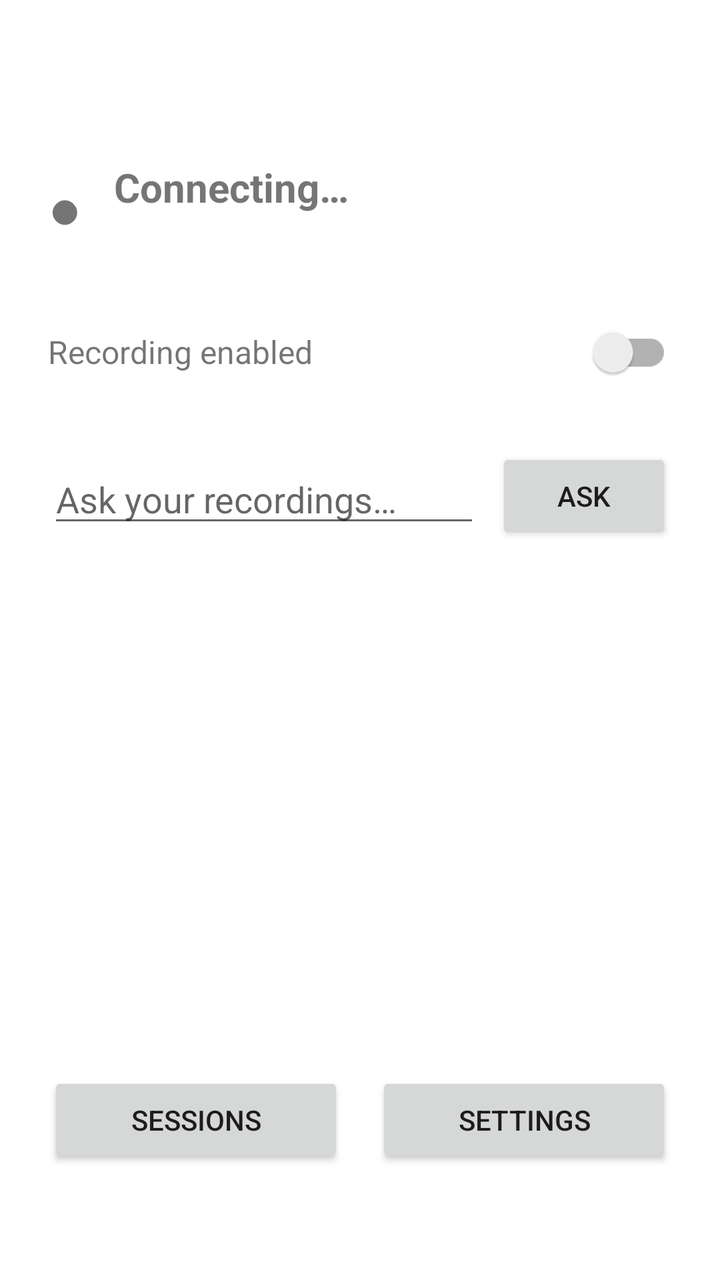
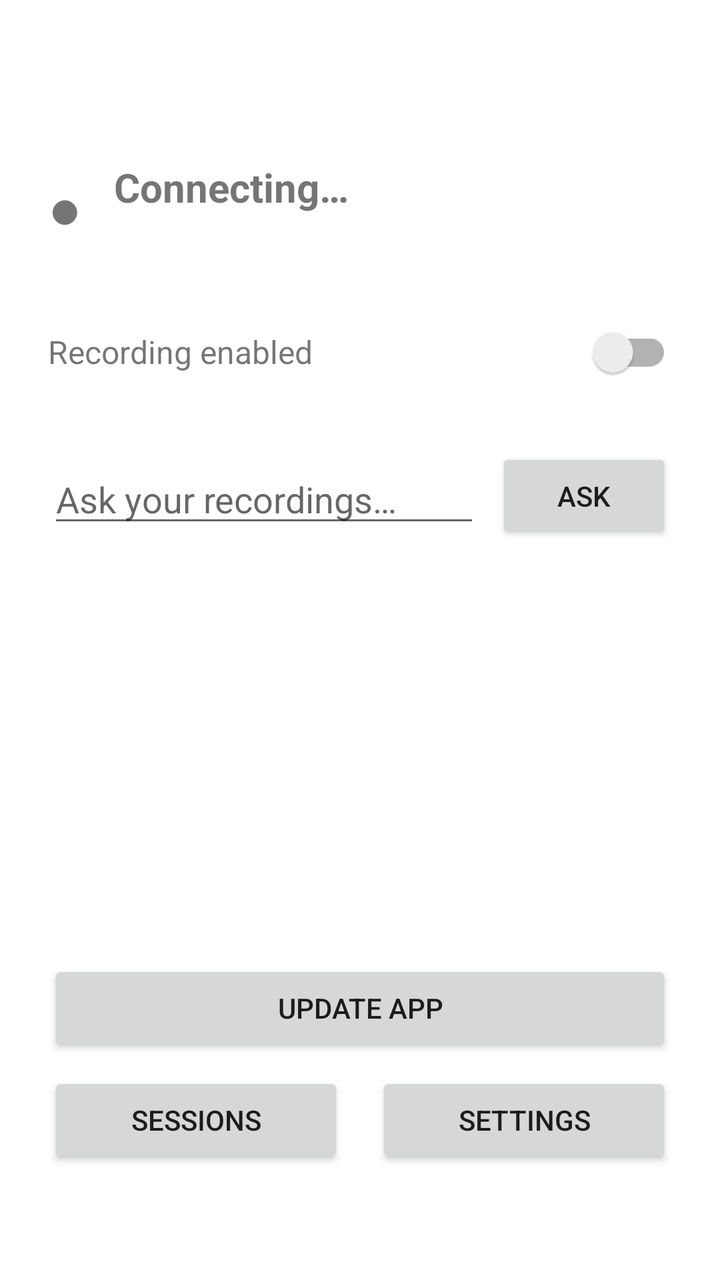

Two renders of the same Android screen: before a commit and after it. Below are the layout's source before the change and the commit's diff.
<!-- AndroidManifest.xml: application theme Theme.AudioCapture -->
<!-- res/layout/activity_main.xml -->
<?xml version="1.0" encoding="utf-8"?>
<LinearLayout
    xmlns:android="http://schemas.android.com/apk/res/android"
    android:layout_width="match_parent"
    android:layout_height="match_parent"
    android:orientation="vertical"
    android:padding="24dp">

    
    <LinearLayout
        android:layout_width="match_parent"
        android:layout_height="wrap_content"
        android:orientation="horizontal"
        android:gravity="center_vertical"
        android:layout_marginTop="56dp">

        <TextView
            android:id="@+id/tv_recording_dot"
            android:layout_width="wrap_content"
            android:layout_height="wrap_content"
            android:text="&#9679;"
            android:textSize="28sp" />

        <LinearLayout
            android:layout_width="0dp"
            android:layout_height="wrap_content"
            android:layout_weight="1"
            android:orientation="vertical"
            android:layout_marginStart="16dp">

            <TextView
                android:id="@+id/tv_recording_state"
                android:layout_width="wrap_content"
                android:layout_height="wrap_content"
                android:text="Connecting…"
                android:textSize="20sp"
                android:textStyle="bold" />

            <TextView
                android:id="@+id/tv_stats"
                android:layout_width="wrap_content"
                android:layout_height="wrap_content"
                android:textSize="14sp"
                android:textColor="#888888"
                android:layout_marginTop="2dp" />
        </LinearLayout>
    </LinearLayout>

    
    <LinearLayout
        android:layout_width="match_parent"
        android:layout_height="wrap_content"
        android:orientation="horizontal"
        android:gravity="center_vertical"
        android:layout_marginTop="24dp">

        <TextView
            android:layout_width="0dp"
            android:layout_height="wrap_content"
            android:layout_weight="1"
            android:text="Recording enabled"
            android:textSize="16sp" />

        <androidx.appcompat.widget.SwitchCompat
            android:id="@+id/switch_recording_enabled"
            android:layout_width="wrap_content"
            android:layout_height="wrap_content" />
    </LinearLayout>

    
    <LinearLayout
        android:layout_width="match_parent"
        android:layout_height="wrap_content"
        android:orientation="horizontal"
        android:gravity="center_vertical"
        android:layout_marginTop="24dp">

        <EditText
            android:id="@+id/et_ask"
            android:layout_width="0dp"
            android:layout_height="wrap_content"
            android:layout_weight="1"
            android:hint="Ask your recordings…"
            android:inputType="text"
            android:imeOptions="actionSend"
            android:maxLines="1" />

        <Button
            android:id="@+id/btn_ask"
            android:layout_width="wrap_content"
            android:layout_height="wrap_content"
            android:text="Ask"
            android:layout_marginStart="8dp" />
    </LinearLayout>

    
    <Button
        android:id="@+id/btn_upload_now"
        android:layout_width="match_parent"
        android:layout_height="wrap_content"
        android:text="Upload now"
        android:visibility="gone"
        android:layout_marginTop="16dp" />

    
    <View
        android:layout_width="match_parent"
        android:layout_height="0dp"
        android:layout_weight="1" />

    
    <LinearLayout
        android:layout_width="match_parent"
        android:layout_height="wrap_content"
        android:orientation="horizontal"
        android:layout_marginBottom="32dp">

        <Button
            android:id="@+id/btn_sessions"
            android:layout_width="0dp"
            android:layout_height="wrap_content"
            android:layout_weight="1"
            android:text="Sessions"
            android:layout_marginEnd="8dp" />

        <Button
            android:id="@+id/btn_settings"
            android:layout_width="0dp"
            android:layout_height="wrap_content"
            android:layout_weight="1"
            android:text="Settings"
            android:layout_marginStart="8dp" />
    </LinearLayout>
</LinearLayout>
<!-- resources referenced by this layout -->
<resources>
  <style name="Theme.AudioCapture" parent="Theme.MaterialComponents.DayNight.DarkActionBar">
          <item name="colorPrimary">@color/colorPrimary</item>
          <item name="colorPrimaryVariant">@color/colorPrimaryVariant</item>
          <item name="colorOnPrimary">@color/colorOnPrimary</item>
          <item name="colorSecondary">@color/colorSecondary</item>
          <item name="colorSecondaryVariant">@color/colorSecondary</item>
          <item name="colorOnSecondary">@color/colorOnSecondary</item>
          <item name="android:statusBarColor">?attr/colorPrimaryVariant</item>
      </style>
  <color name="colorPrimary">#1976D2</color>
  <color name="colorPrimaryVariant">#1565C0</color>
  <color name="colorOnPrimary">#FFFFFF</color>
  <color name="colorSecondary">#03DAC6</color>
  <color name="colorOnSecondary">#000000</color>
</resources>

<!-- the commit's change to res/layout/activity_main.xml (unified diff, before → after) -->
@@ -109,6 +109,14 @@
         android:layout_weight="1" />
 
     
+    <Button
+        android:id="@+id/btn_update"
+        android:layout_width="match_parent"
+        android:layout_height="wrap_content"
+        android:text="Update app"
+        android:layout_marginBottom="8dp" />
+
+    
     <LinearLayout
         android:layout_width="match_parent"
         android:layout_height="wrap_content"
